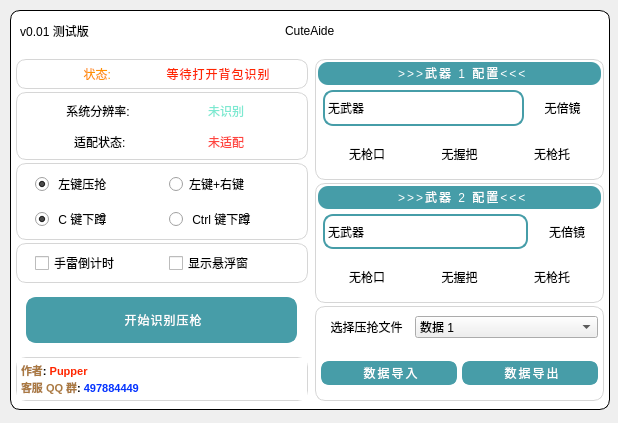
This is views/home.ui in Pupper0601/CuteAide as Qt 5 draws it before an edit. The edited form follows.
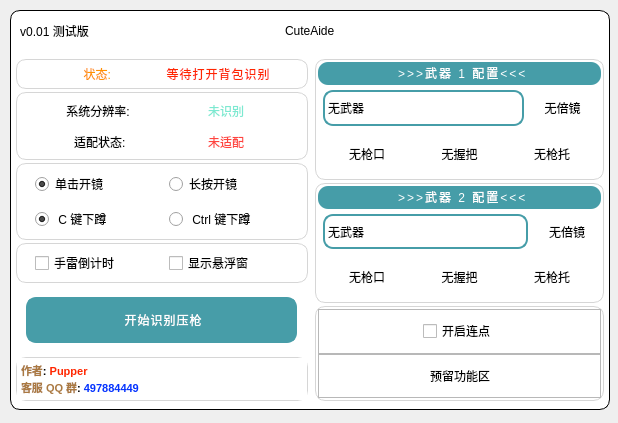
This is the edited form. Icons and pictures are not drawn.

Commit message: 更新UI, 添加连点, 开镜方式, 上车检测等

```diff
--- a/views/home.ui
+++ b/views/home.ui
@@ -905,7 +905,7 @@
                     </sizepolicy>
                    </property>
                    <property name="text">
-                    <string> 左键压抢</string>
+                    <string>单击开镜</string>
                    </property>
                    <property name="icon">
                     <iconset resource="../resource.qrc">
@@ -944,7 +944,7 @@
                     </sizepolicy>
                    </property>
                    <property name="text">
-                    <string>左键+右键</string>
+                    <string>长按开镜</string>
                    </property>
                   </widget>
                  </item>
@@ -2219,30 +2219,19 @@
                <number>0</number>
               </property>
               <property name="leftMargin">
-               <number>0</number>
+               <number>2</number>
               </property>
               <property name="topMargin">
-               <number>0</number>
+               <number>2</number>
               </property>
               <property name="rightMargin">
-               <number>0</number>
+               <number>2</number>
               </property>
               <property name="bottomMargin">
-               <number>0</number>
+               <number>2</number>
               </property>
               <item>
-               <widget class="QFrame" name="frame_22">
-                <property name="maximumSize">
-                 <size>
-                  <width>16777215</width>
-                  <height>40</height>
-                 </size>
-                </property>
-                <property name="styleSheet">
-                 <string notr="true">#frame_22{
-	border: none;
-}</string>
-                </property>
+               <widget class="QFrame" name="frame_23">
                 <property name="frameShape">
                  <enum>QFrame::Shape::StyledPanel</enum>
                 </property>
@@ -2250,21 +2239,51 @@
                  <enum>QFrame::Shadow::Raised</enum>
                 </property>
                 <layout class="QHBoxLayout" name="horizontalLayout_19">
-                 <property name="spacing">
-                  <number>0</number>
-                 </property>
-                 <property name="leftMargin">
-                  <number>0</number>
-                 </property>
-                 <property name="topMargin">
-                  <number>0</number>
-                 </property>
-                 <property name="rightMargin">
-                  <number>0</number>
-                 </property>
-                 <property name="bottomMargin">
-                  <number>0</number>
-                 </property>
+                 <item>
+                  <spacer name="horizontalSpacer_40">
+                   <property name="orientation">
+                    <enum>Qt::Orientation::Horizontal</enum>
+                   </property>
+                   <property name="sizeHint" stdset="0">
+                    <size>
+                     <width>86</width>
+                     <height>20</height>
+                    </size>
+                   </property>
+                  </spacer>
+                 </item>
+                 <item>
+                  <widget class="QCheckBox" name="checkBox_3">
+                   <property name="text">
+                    <string>开启连点</string>
+                   </property>
+                  </widget>
+                 </item>
+                 <item>
+                  <spacer name="horizontalSpacer_41">
+                   <property name="orientation">
+                    <enum>Qt::Orientation::Horizontal</enum>
+                   </property>
+                   <property name="sizeHint" stdset="0">
+                    <size>
+                     <width>85</width>
+                     <height>20</height>
+                    </size>
+                   </property>
+                  </spacer>
+                 </item>
+                </layout>
+               </widget>
+              </item>
+              <item>
+               <widget class="QFrame" name="frame_25">
+                <property name="frameShape">
+                 <enum>QFrame::Shape::StyledPanel</enum>
+                </property>
+                <property name="frameShadow">
+                 <enum>QFrame::Shadow::Raised</enum>
+                </property>
+                <layout class="QHBoxLayout" name="horizontalLayout_20">
                  <item>
                   <spacer name="horizontalSpacer_38">
                    <property name="orientation">
@@ -2272,7 +2291,7 @@
                    </property>
                    <property name="sizeHint" stdset="0">
                     <size>
-                     <width>5</width>
+                     <width>93</width>
                      <height>20</height>
                     </size>
                    </property>
@@ -2280,17 +2299,8 @@
                  </item>
                  <item>
                   <widget class="QLabel" name="label_5">
-                   <property name="sizePolicy">
-                    <sizepolicy hsizetype="Preferred" vsizetype="Preferred">
-                     <horstretch>1</horstretch>
-                     <verstretch>0</verstretch>
-                    </sizepolicy>
-                   </property>
                    <property name="text">
-                    <string>选择压抢文件</string>
-                   </property>
-                   <property name="alignment">
-                    <set>Qt::AlignmentFlag::AlignCenter</set>
+                    <string>预留功能区</string>
                    </property>
                   </widget>
                  </item>
@@ -2301,183 +2311,7 @@
                    </property>
                    <property name="sizeHint" stdset="0">
                     <size>
-                     <width>3</width>
-                     <height>20</height>
-                    </size>
-                   </property>
-                  </spacer>
-                 </item>
-                 <item>
-                  <widget class="QComboBox" name="comboBox">
-                   <property name="sizePolicy">
-                    <sizepolicy hsizetype="Preferred" vsizetype="Fixed">
-                     <horstretch>2</horstretch>
-                     <verstretch>0</verstretch>
-                    </sizepolicy>
-                   </property>
-                   <item>
-                    <property name="text">
-                     <string>数据 1</string>
-                    </property>
-                   </item>
-                   <item>
-                    <property name="text">
-                     <string> 数据 2</string>
-                    </property>
-                   </item>
-                   <item>
-                    <property name="text">
-                     <string> 数据 3</string>
-                    </property>
-                   </item>
-                  </widget>
-                 </item>
-                 <item>
-                  <spacer name="horizontalSpacer_40">
-                   <property name="orientation">
-                    <enum>Qt::Orientation::Horizontal</enum>
-                   </property>
-                   <property name="sizeHint" stdset="0">
-                    <size>
-                     <width>5</width>
-                     <height>20</height>
-                    </size>
-                   </property>
-                  </spacer>
-                 </item>
-                </layout>
-               </widget>
-              </item>
-              <item>
-               <widget class="QFrame" name="frame_23">
-                <property name="styleSheet">
-                 <string notr="true">#frame_23{
-	border: none;
-}</string>
-                </property>
-                <property name="frameShape">
-                 <enum>QFrame::Shape::StyledPanel</enum>
-                </property>
-                <property name="frameShadow">
-                 <enum>QFrame::Shadow::Raised</enum>
-                </property>
-                <layout class="QHBoxLayout" name="horizontalLayout_20">
-                 <property name="spacing">
-                  <number>0</number>
-                 </property>
-                 <property name="leftMargin">
-                  <number>0</number>
-                 </property>
-                 <property name="topMargin">
-                  <number>0</number>
-                 </property>
-                 <property name="rightMargin">
-                  <number>0</number>
-                 </property>
-                 <property name="bottomMargin">
-                  <number>0</number>
-                 </property>
-                 <item>
-                  <spacer name="horizontalSpacer_43">
-                   <property name="orientation">
-                    <enum>Qt::Orientation::Horizontal</enum>
-                   </property>
-                   <property name="sizeHint" stdset="0">
-                    <size>
-                     <width>5</width>
-                     <height>20</height>
-                    </size>
-                   </property>
-                  </spacer>
-                 </item>
-                 <item>
-                  <widget class="QPushButton" name="pushButton_7">
-                   <property name="sizePolicy">
-                    <sizepolicy hsizetype="Expanding" vsizetype="Fixed">
-                     <horstretch>1</horstretch>
-                     <verstretch>0</verstretch>
-                    </sizepolicy>
-                   </property>
-                   <property name="styleSheet">
-                    <string notr="true">#pushButton_7{
-	font: 700 14pt;
-	background-color: rgb(71,157,168);
-	color: rgb(255,255,255);
-	border-radius: 8px;
-	border: 3px solid rgb(71,157,168);
-	letter-spacing: 2px;
-
-}
-
-#pushButton_7:hover{
-	background-color: rgb(255,255,255);
-	color: rgb(0,0,0);
-}
-</string>
-                   </property>
-                   <property name="text">
-                    <string> 数据导入</string>
-                   </property>
-                   <property name="icon">
-                    <iconset resource="../resource.qrc">
-                     <normaloff>:/icon/resource/icon/import.png</normaloff>:/icon/resource/icon/import.png</iconset>
-                   </property>
-                  </widget>
-                 </item>
-                 <item>
-                  <spacer name="horizontalSpacer_41">
-                   <property name="orientation">
-                    <enum>Qt::Orientation::Horizontal</enum>
-                   </property>
-                   <property name="sizeHint" stdset="0">
-                    <size>
-                     <width>5</width>
-                     <height>20</height>
-                    </size>
-                   </property>
-                  </spacer>
-                 </item>
-                 <item>
-                  <widget class="QPushButton" name="pushButton_8">
-                   <property name="sizePolicy">
-                    <sizepolicy hsizetype="Expanding" vsizetype="Fixed">
-                     <horstretch>1</horstretch>
-                     <verstretch>0</verstretch>
-                    </sizepolicy>
-                   </property>
-                   <property name="styleSheet">
-                    <string notr="true">#pushButton_8{
-	font: 700 14pt ;
-	background-color: rgb(71,157,168);
-	color: rgb(255,255,255);
-	border-radius: 8px;
-	border: 3px solid rgb(71,157,168);
-	letter-spacing: 2px;
-
-}
-
-#pushButton_8:hover{
-	background-color: rgb(255,255,255);
-	color: rgb(0,0,0);
-}</string>
-                   </property>
-                   <property name="text">
-                    <string> 数据导出</string>
-                   </property>
-                   <property name="icon">
-                    <iconset resource="../resource.qrc">
-                     <normaloff>:/icon/resource/icon/export.png</normaloff>:/icon/resource/icon/export.png</iconset>
-                   </property>
-                  </widget>
-                 </item>
-                 <item>
-                  <spacer name="horizontalSpacer_42">
-                   <property name="orientation">
-                    <enum>Qt::Orientation::Horizontal</enum>
-                   </property>
-                   <property name="sizeHint" stdset="0">
-                    <size>
-                     <width>5</width>
+                     <width>92</width>
                      <height>20</height>
                     </size>
                    </property>
```
The commit also changes 6 other files.
